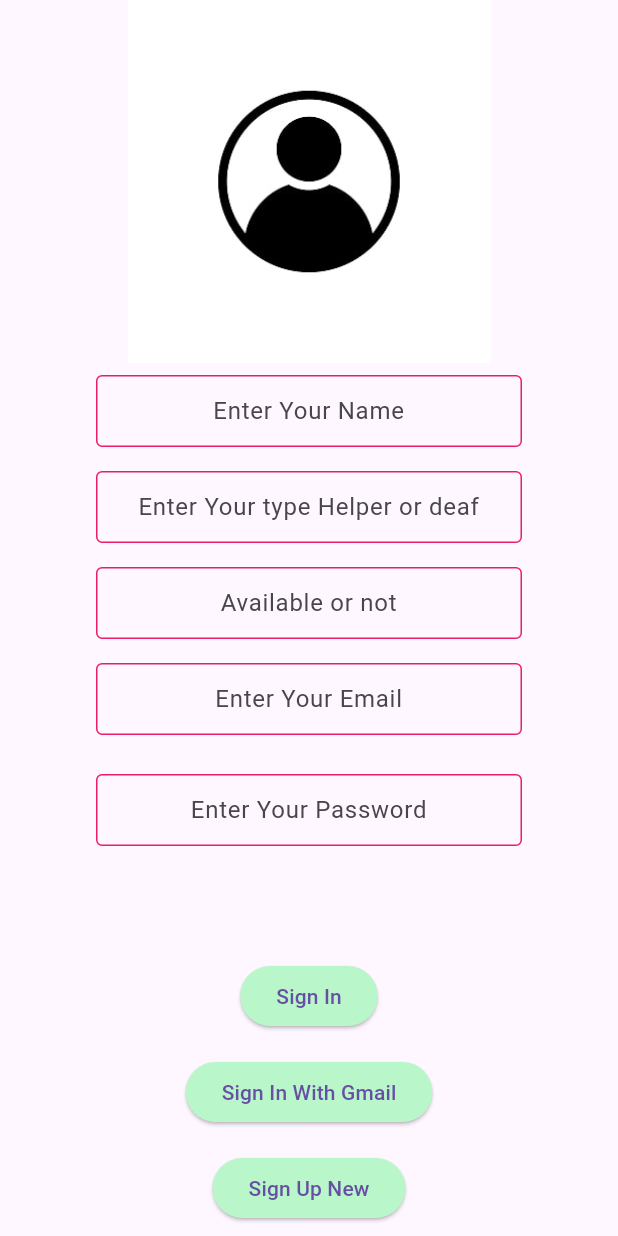
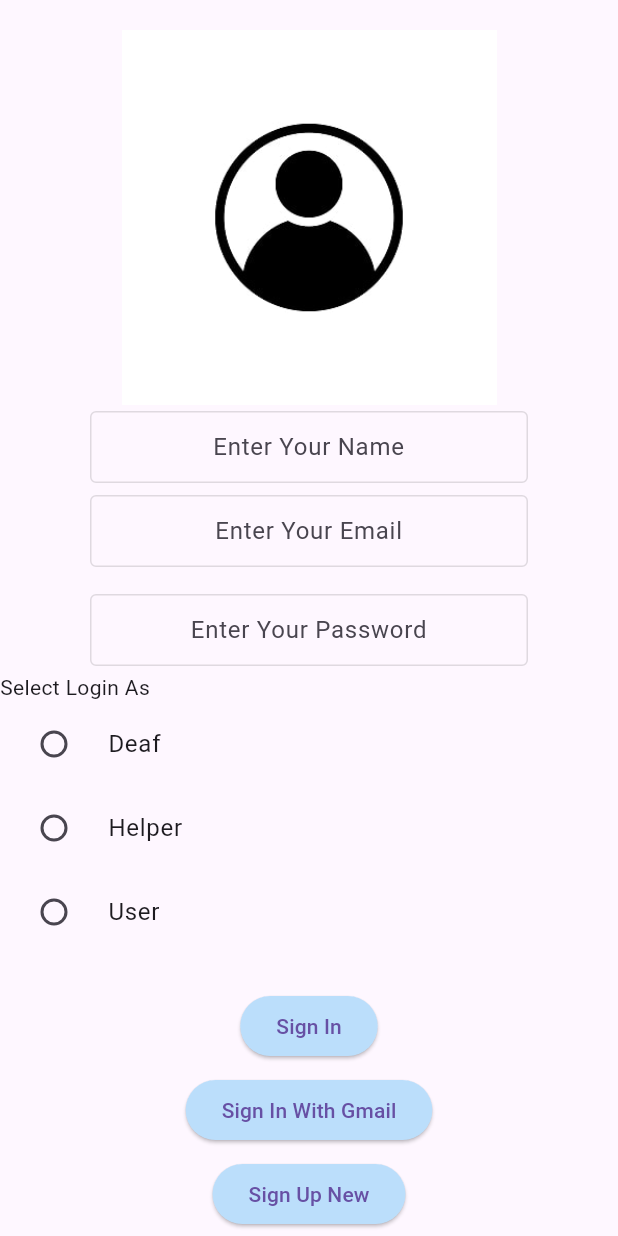
Before and after one commit to ErenySamir/Chat-Helper, a Flutter app: the LoginTest screen opened directly, after a tap on "Sign Up New", on a phone screen of 412 x 824 dp. Run offline on Flutter 3.47's test engine with Material 3 defaults, Android fonts, the phone set to English and light mode, and no system bars; our stand-ins replace cloud_firestore, file_picker, firebase_auth, firebase_core, get, google_sign_in and 3 more; missing offline and left inert: desktop_drop, zego_express_engine, zego_uikit_prebuilt_call, zego_zimkit; accounts and stored records are empty; network calls fail.

Commit message:
helper&deef

```diff
--- a/lib/Login/LoginTest.dart
+++ b/lib/Login/LoginTest.dart
@@ -1,15 +1,23 @@
 import 'package:cloud_firestore/cloud_firestore.dart';
 import 'package:flutter/material.dart';
 import 'package:firebase_auth/firebase_auth.dart';
+import 'package:graduation_project/Home/HomePage.dart';
+import 'package:graduation_project/Pages/Deaf/Deaf.dart';
+import 'package:graduation_project/Pages/Helper/Helper.dart';
 import 'package:shared_preferences/shared_preferences.dart';
 import 'package:google_sign_in/google_sign_in.dart';
 
 import '../Pages/Chats/Chat.dart';
 import '../Pages/Chats/ZegoChat.dart';
 
+class LoginTest extends StatefulWidget {
+  @override
+  State<LoginTest> createState() {
+    return LoginTestState();
+  }
+}
 
-class LoginTest extends StatelessWidget{
-
+class LoginTestState extends State<LoginTest> {
   var _auth = FirebaseAuth.instance;
   var password = '';
   var Email = '';
@@ -18,207 +26,236 @@ class LoginTest extends StatelessWidget{
   TextEditingController type = TextEditingController();
   TextEditingController state = TextEditingController();
   var _fireStore = FirebaseFirestore.instance;
+  String? role;
 
   @override
   Widget build(BuildContext context) {
-
     return SafeArea(
       child: Scaffold(
         body: Column(
-          mainAxisAlignment: MainAxisAlignment.center,
+          mainAxisAlignment: MainAxisAlignment.start,
           children: [
             Expanded(
+              child: Padding(
+                padding: const EdgeInsets.only(top: 20.0),
                 child: Image.asset(
                   'assets/images/login.jpg',
-                fit: BoxFit.fitHeight,
+                  // width: 120,
+                  // height: 120,
+                  fit: BoxFit.fitWidth,
+                ),
               ),
             ),
             Center(
-              child: SizedBox(width: 300,
+              child: SizedBox(
+                width: 300,
                 child: Padding(
-                  padding: const EdgeInsets.all(8.0),
+                  padding: const EdgeInsets.all(4.0),
                   child: TextField(
                     textAlign: TextAlign.center,
                     controller: Name,
-                    // onChanged: (value){
-                    //   Name!;
-                    // },
                     decoration: InputDecoration(
-                        hintText: 'Enter Your Name' ,
+                        hintText: 'Enter Your Name',
                         contentPadding: EdgeInsets.symmetric(
-                          vertical: 10 ,
+                          vertical: 10,
                           horizontal: 20,
                         ),
                         border: OutlineInputBorder(
-                            borderRadius: BorderRadius.all(Radius.circular(10))
-                        ),
+                            borderRadius:
+                                BorderRadius.all(Radius.circular(10))),
                         enabledBorder: OutlineInputBorder(
-                            borderSide: BorderSide(
-                                color: Colors.pink , width: 1
-                            )
-                        )
-                    ),),
+                            borderSide:
+                                BorderSide(color: Colors.black12, width: 1))),
                   ),
                 ),
-            ) ,
+              ),
+            ),
+
             Center(
-              child: SizedBox(width: 300,
+              child: SizedBox(
+                width: 300,
                 child: Padding(
-                  padding: const EdgeInsets.all(8.0),
+                  padding: const EdgeInsets.all(4.0),
                   child: TextField(
                     textAlign: TextAlign.center,
-                    controller: type,
-                    // onChanged: (value){
-                    //   Name!;
-                    // },
+                    onChanged: (value) {
+                      Email = value;
+                    },
                     decoration: InputDecoration(
-                        hintText: 'Enter Your type Helper or deaf' ,
+                        hintText: 'Enter Your Email',
                         contentPadding: EdgeInsets.symmetric(
-                          vertical: 10 ,
+                          vertical: 10,
                           horizontal: 20,
                         ),
                         border: OutlineInputBorder(
-                            borderRadius: BorderRadius.all(Radius.circular(10))
-                        ),
+                            borderRadius:
+                                BorderRadius.all(Radius.circular(10))),
                         enabledBorder: OutlineInputBorder(
-                            borderSide: BorderSide(
-                                color: Colors.pink , width: 1
-                            )
-                        )
-                    ),),
+                            borderSide:
+                                BorderSide(color: Colors.black12, width: 1))),
                   ),
                 ),
-            ) ,
-            Center(
-              child: SizedBox(width: 300,
+              ),
+            ),
+            SizedBox(height: 10),
+            SizedBox(
+              width: 300,
               child: Padding(
-                  padding: const EdgeInsets.all(8.0),
+                padding: const EdgeInsets.all(4.0),
                 child: TextField(
+                  obscureText: true,
                   textAlign: TextAlign.center,
-                    controller: state,
-                    // onChanged: (value){
-                    //   Name!;
-                    // },
+                  onChanged: (value) {
+                    password = value;
+                  },
                   decoration: InputDecoration(
-                        hintText: 'Available or not' ,
+                      hintText: 'Enter Your Password',
                       contentPadding: EdgeInsets.symmetric(
-                          vertical: 10 ,
+                        vertical: 10,
                         horizontal: 20,
                       ),
                       border: OutlineInputBorder(
-                            borderRadius: BorderRadius.all(Radius.circular(10))
-                        ),
+                          borderRadius: BorderRadius.all(Radius.circular(10))),
                       enabledBorder: OutlineInputBorder(
-                            borderSide: BorderSide(
-                                color: Colors.pink , width: 1
-                            )
-                        )
-                    ),),
+                          borderSide:
+                              BorderSide(color: Colors.black12, width: 1))),
                 ),
               ),
-            ) ,
+            ),
             Center(
-              child: SizedBox(width: 300,
-                child: Padding(
-                  padding: const EdgeInsets.all(8.0),
-                  child: TextField(
-                    textAlign: TextAlign.center,
-                    onChanged: (value){
-                      Email= value;
+              child: Column(
+crossAxisAlignment: CrossAxisAlignment.start,
+                children: [
+                  Text('Select Login As'),
+                  RadioListTile(
+                    title: Text('Deaf'),
+                    value: 'deaf',
+                    groupValue: role,
+                    onChanged: (value) {
+                      setState(() {
+                        role = value as String?;
+                      });
                     },
-                    decoration: InputDecoration(
-                        hintText: 'Enter Your Email' ,
-                        contentPadding: EdgeInsets.symmetric(
-                          vertical: 10 ,
-                          horizontal: 20,
                   ),
-                        border: OutlineInputBorder(
-                            borderRadius: BorderRadius.all(Radius.circular(10))
+                  RadioListTile(
+                    title: Text('Helper'),
+                    value: 'helper',
+                    groupValue: role,
+                    onChanged: (value) {
+                      setState(() {
+                        role = value as String?;
+                      });
+                    },
                   ),
-                        enabledBorder: OutlineInputBorder(
-                            borderSide: BorderSide(
-                                color: Colors.pink , width: 1
-                            )
-                        )
-                    ),),
+                  RadioListTile(
+                    title: Text('User'),
+                    value: 'user',
+                    groupValue: role,
+                    onChanged: (value) {
+                      setState(() {
+                        role = value as String?;
+                      });
+                    },
+                  ),
+                ],
               ),
             ),
-            ) ,
-            SizedBox(height: 10),
-            SizedBox(width: 300,
-              child: Padding(
-                padding: const EdgeInsets.all(8.0),
-                child: TextField(
-                  obscureText: true,
-                  textAlign: TextAlign.center,
-                  onChanged: (value){
-                    password= value;
+
+            SizedBox(height: 20),
+            Padding(
+              padding: const EdgeInsets.all(4.0),
+              child: ElevatedButton(
+                  style: ElevatedButton.styleFrom(
+                    backgroundColor: Colors.blue.shade100,
+                  ),
+                  onPressed: () async {
+                    await _auth.signInWithEmailAndPassword(
+                        email: Email, password: password);
+                    if (_auth.currentUser != null) {
+                      SharedPreferences prefs =
+                          await SharedPreferences.getInstance();
+                      Navigator.push(context,
+                          MaterialPageRoute(builder: (context) => Chat()));
+                    }
                   },
-                  decoration: InputDecoration(
-                      hintText: 'Enter Your Password' ,
-                      contentPadding: EdgeInsets.symmetric(
-                        vertical: 10 ,
-                        horizontal: 20,
+                  child: Text('Sign In')),
             ),
-                      border: OutlineInputBorder(
-                          borderRadius: BorderRadius.all(Radius.circular(10))
-                      ),
-                      enabledBorder: OutlineInputBorder(
-                          borderSide: BorderSide(
-                              color: Colors.pink , width: 1
-                          )
-                      )
-                  ),),
-              ),
-            ),
-            SizedBox(height:60),
             Padding(
-              padding: const EdgeInsets.all(8.0),
-              child: ElevatedButton(style: ElevatedButton.styleFrom(backgroundColor: Colors.greenAccent.shade100,),
+              padding: const EdgeInsets.all(4.0),
+              child: ElevatedButton(
+                  style: ElevatedButton.styleFrom(
+                      backgroundColor: Colors.blue.shade100),
                   onPressed: () async {
-                    await _auth.signInWithEmailAndPassword(email: Email, password: password);
-                    if(_auth.currentUser !=null){
-                      SharedPreferences prefs = await SharedPreferences.getInstance();
-                      Navigator.push(context, MaterialPageRoute(builder: (context) => Chat()));
-                    }}, child: Text('Sign In') ),
-            ),
-
-            Padding(
-              padding: const EdgeInsets.all(8.0),
-              child: ElevatedButton(style: ElevatedButton.styleFrom(backgroundColor: Colors.greenAccent.shade100),
-                  onPressed: () async {
-                    final GoogleSignInAccount? googleUser = await GoogleSignIn().signIn();
-                    final GoogleSignInAuthentication? googleAuth = await googleUser?.authentication;
+                    final GoogleSignInAccount? googleUser =
+                        await GoogleSignIn().signIn();
+                    final GoogleSignInAuthentication? googleAuth =
+                        await googleUser?.authentication;
                     final credential = GoogleAuthProvider.credential(
                       accessToken: googleAuth?.accessToken,
                       idToken: googleAuth?.idToken,
                     );
-                    await FirebaseAuth.instance.signInWithCredential(credential);
+                    await FirebaseAuth.instance
+                        .signInWithCredential(credential);
 
                     Navigator.push(context,
                         MaterialPageRoute(builder: (context) => ZegoChat()));
-
-                  }, child: Text('Sign In With Gmail')),
+                  },
+                  child: Text(
+                    'Sign In With Gmail',
+                  )),
             ),
-
-
             Padding(
-              padding: const EdgeInsets.all(8.0),
-              child: ElevatedButton(style: ElevatedButton.styleFrom(backgroundColor: Colors.greenAccent.shade100,),
+              padding: const EdgeInsets.all(4.0),
+              child: ElevatedButton(
+                  style: ElevatedButton.styleFrom(
+                    backgroundColor: Colors.blue.shade100,
+                  ),
                   onPressed: () async {
-                    _fireStore.collection("DataEntered").add({
-                      // "sender": _auth.currentUser!.email,
-                      "name" : Name.text.toString(),
-                      "state" : state.text.toString(),
-                      "type" : type.text.toString(),
+                    await _auth.createUserWithEmailAndPassword(
+                        email: Email, password: password);
+                    if (_auth.currentUser != null) {
+                      SharedPreferences prefs =
+                          await SharedPreferences.getInstance();
+                      if (role == 'deaf') {
+                        await _fireStore.collection("DataEntered").add({
+                          "email": _auth.currentUser!.email,
+                          "name": Name.text.toString(),
+                          "type": 'deaf',
+                          "time": DateTime.now(),
                         });
-                    await _auth.createUserWithEmailAndPassword(email: Email, password: password);
-                    // if(_auth.currentUser = Emp) {
-                    Navigator.push(context,
-                        MaterialPageRoute(builder: (context) => ZegoChat()));
-                  } , child: Text('Sign Up New') ),
+                        Navigator.push(
+                          context,
+                          MaterialPageRoute(builder: (context) => Deaf()),
+                        );
+                      } else if (role == 'helper') {
+                        await _fireStore.collection("DataEntered").add({
+                          "email": _auth.currentUser!.email,
+                          "name": Name.text.toString(),
+                          "type":'helper' ,
+                          "time": DateTime.now(),
+                        });
+                        Navigator.push(
+                          context,
+                          MaterialPageRoute(builder: (context) => Helper()),
+                        );
+                      } else if (role == 'user') {
+                        await _fireStore.collection("DataEntered").add({
+                          "email": _auth.currentUser!.email,
+                          "name": Name.text.toString(),
+                          "type": 'user',
+                          "time": DateTime.now(),
+                        });
+                        Navigator.push(
+                          context,
+                          MaterialPageRoute(builder: (context) => HomePage()),
+                        );
+                      }
+                    }
+                  },
+                  child: Text('Sign Up New')),
             )
-          ],),
+          ],
+        ),
       ),
     );
   }
--- a/lib/Pages/Chats/Chat.dart
+++ b/lib/Pages/Chats/Chat.dart
@@ -174,8 +174,6 @@ class ChatState extends State<Chat> {
                   ),
                   IconButton(
                     onPressed: () {
-
-
                       fireStore.collection("MessageID").add({
                         'userName': auth.currentUser!.email,
                         'msg': messageTxt.text.toString(),
--- a/lib/main.dart
+++ b/lib/main.dart
@@ -42,7 +42,7 @@ void main() async {
 
       GetMaterialApp(
         debugShowCheckedModeBanner: false,
-        home:Deaf(),
+        home:LoginTest(),
       )
   );
 }
```
Also changed, not shown: lib/Pages/Chats/ZegoChat.dart (+13 -8 lines), lib/Pages/Deaf/Deaf.dart (+24 -11 lines), lib/Pages/Helper/Helper.dart (+51 -13 lines). Lines whose indentation alone changed are shown as unchanged.
